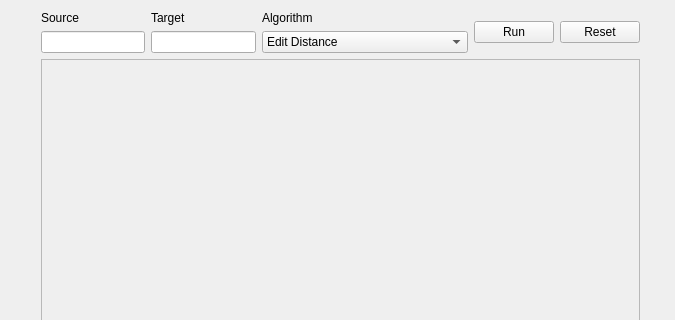
Qt form mainwindow.ui (garrettsickles/DPVisualization) before a commit; both pictures show x 0 to 675 and y 0 to 320 of the 675 by 522 pixel window.
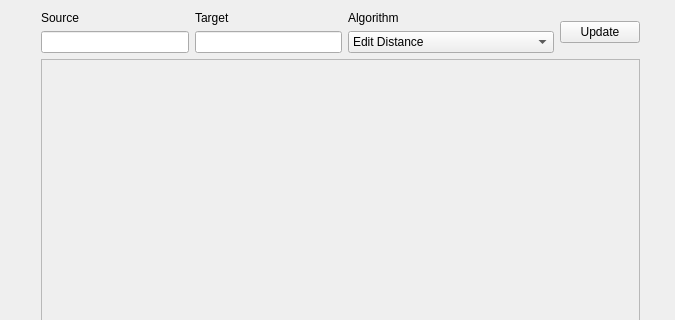
The same form after that commit.

```diff
--- a/mainwindow.ui
+++ b/mainwindow.ui
@@ -14,7 +14,7 @@
    <string>MainWindow</string>
   </property>
   <widget class="QWidget" name="centralWidget">
-   <widget class="QWidget" name="">
+   <widget class="QWidget" name="layoutWidget">
     <property name="geometry">
      <rect>
       <x>30</x>
@@ -74,14 +74,7 @@
        <item>
         <widget class="QPushButton" name="runButton">
          <property name="text">
-          <string>Run</string>
-         </property>
-        </widget>
-       </item>
-       <item>
-        <widget class="QPushButton" name="resetButton">
-         <property name="text">
-          <string>Reset</string>
+          <string>Update</string>
          </property>
         </widget>
        </item>
```
Left out of the diff: 2 changed lines with no effect on the pictures.
